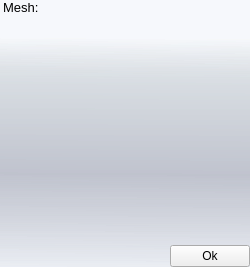
This is bin/data/ui/mesh_preview.ui in realXtend/tundra as Qt 5 draws it before an edit. The edited form follows.
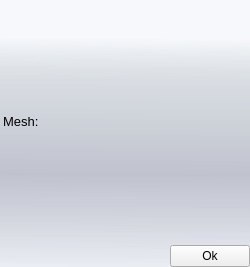
This is the edited form.

Commit message: Feature : Now mesh can be rotated in MeshPreviewEditor, rotation can be done pressing right mouse button down and move mouse (left & right).

```diff
--- a/bin/data/ui/mesh_preview.ui
+++ b/bin/data/ui/mesh_preview.ui
@@ -31,6 +31,8 @@
     <number>0</number>
    </property>
    <item>
+    <layout class="QVBoxLayout" name="imageLayout">
+     <item>
     <widget class="QLabel" name="fileNameLabel">
      <property name="font">
       <font>
@@ -45,18 +47,7 @@
      </property>
     </widget>
    </item>
-   <item>
-    <widget class="QLabel" name="meshImageLabel">
-     <property name="sizePolicy">
-      <sizepolicy hsizetype="Expanding" vsizetype="Expanding">
-       <horstretch>0</horstretch>
-       <verstretch>0</verstretch>
-      </sizepolicy>
-     </property>
-     <property name="text">
-      <string/>
-     </property>
-    </widget>
+    </layout>
    </item>
    <item>
     <layout class="QHBoxLayout" name="horizontalLayout">
```
Lines whose indentation alone changed are shown as unchanged. The commit also changes 3 other files.
